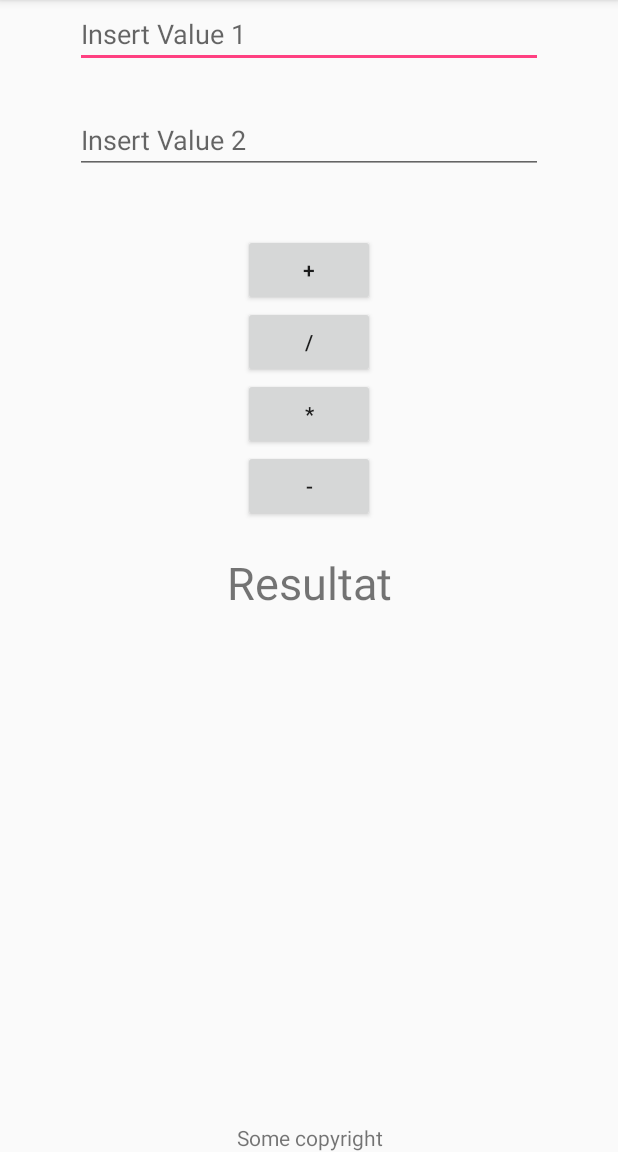
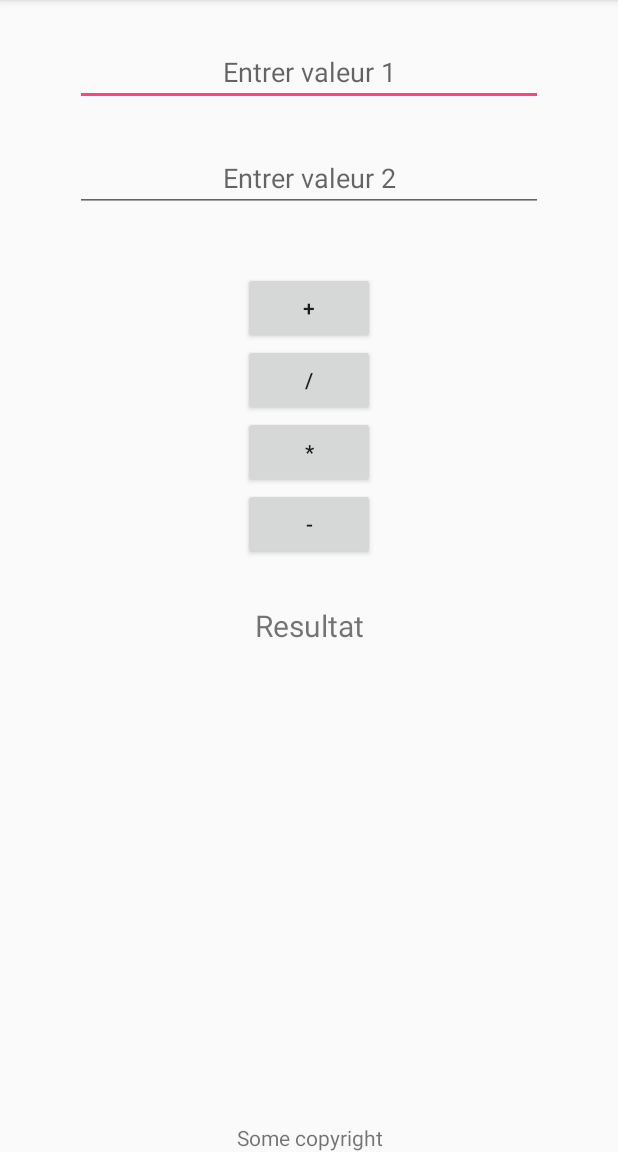
Before and after one commit to oussamabonnor1/TPAndroid, an Android app: the screen it shows after launch (CalculatorActivity), on a phone screen of 412 x 824 dp, the part 84-1236 px from its top. Run offline under Robolectric (Android 15) with nearby library versions, the phone set to English and light mode, and no system bars.

```diff
--- a/app/src/main/res/layout/activity_calculator.xml
+++ b/app/src/main/res/layout/activity_calculator.xml
@@ -12,7 +12,9 @@
         android:layout_height="wrap_content"
         android:layout_marginEnd="50dp"
         android:layout_marginStart="50dp"
-        android:hint="Insert Value 1" />
+        android:layout_marginTop="25dp"
+        android:gravity="center"
+        android:hint="Entrer valeur 1" />
 
     <EditText
         android:id="@+id/textFieldTwo"
@@ -22,7 +24,8 @@
         android:layout_marginEnd="50dp"
         android:layout_marginStart="50dp"
         android:layout_marginTop="25dp"
-        android:hint="Insert Value 2" />
+        android:gravity="center"
+        android:hint="Entrer valeur 2" />
 
     <Button
         android:id="@+id/plus"
@@ -66,10 +69,10 @@
         android:layout_width="match_parent"
         android:layout_height="wrap_content"
         android:layout_below="@+id/minus"
-        android:layout_marginTop="20dp"
+        android:layout_marginTop="30dp"
         android:gravity="center"
         android:text="Resultat"
-        android:textSize="30sp" />
+        android:textSize="20sp" />
 
     <TextView
         android:layout_width="match_parent"
```
Also changed, not shown: app/src/main/java/com/findtheletter/jetlightstudio/tpappigmo/CalculatorActivity.java (+9 -3 lines).
